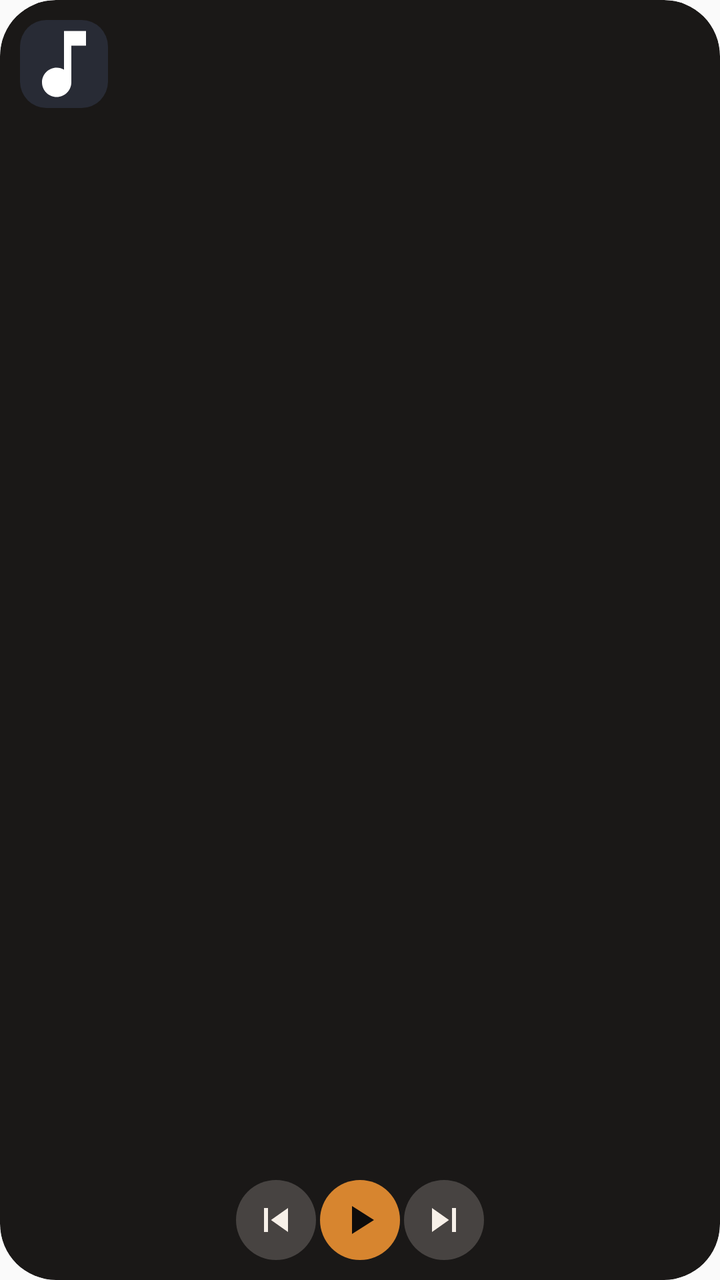
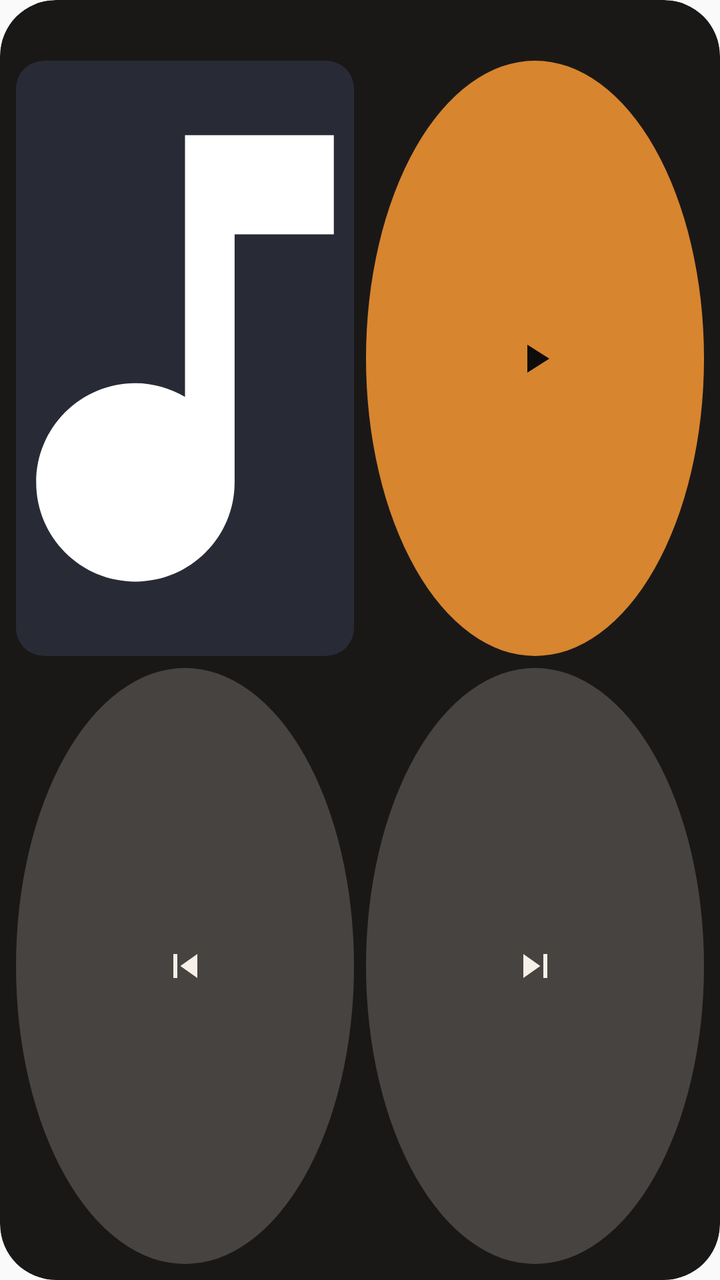

Before-and-after screenshots of an Android layout around one commit, followed by the original layout XML and the change that was made.
<!-- AndroidManifest.xml: application theme AppTheme -->
<!-- res/layout/widget_player_small.xml -->
<?xml version="1.0" encoding="utf-8"?>
<FrameLayout xmlns:android="http://schemas.android.com/apk/res/android"
    android:id="@+id/widget_root"
    android:layout_width="match_parent"
    android:layout_height="match_parent"
    android:background="@drawable/widget_bg"
    android:clipToOutline="true">

    <ImageView
        android:id="@+id/widget_background"
        android:layout_width="match_parent"
        android:layout_height="match_parent"
        android:contentDescription="@null"
        android:scaleType="fitXY" />

    <LinearLayout
        android:layout_width="match_parent"
        android:layout_height="match_parent"
        android:orientation="vertical"
        android:padding="10dp">

        <ImageView
            android:id="@+id/widget_art"
            android:layout_width="44dp"
            android:layout_height="44dp"
            android:contentDescription="@null"
            android:scaleType="centerCrop"
            android:src="@drawable/widget_art_placeholder" />

        <TextView
            android:id="@+id/widget_title"
            android:layout_width="match_parent"
            android:layout_height="wrap_content"
            android:layout_marginTop="4dp"
            android:ellipsize="end"
            android:maxLines="1"
            android:textColor="@color/widget_text"
            android:textSize="13sp"
            android:textStyle="bold" />

        <TextView
            android:id="@+id/widget_artist"
            android:layout_width="match_parent"
            android:layout_height="wrap_content"
            android:ellipsize="end"
            android:maxLines="1"
            android:textColor="@color/widget_text_secondary"
            android:textSize="11sp" />

        <FrameLayout
            android:layout_width="1dp"
            android:layout_height="0dp"
            android:layout_weight="1" />

        <LinearLayout
            android:layout_width="match_parent"
            android:layout_height="40dp"
            android:gravity="center"
            android:orientation="horizontal">

            <ImageButton
                android:id="@+id/widget_prev"
                android:layout_width="40dp"
                android:layout_height="40dp"
                android:background="@drawable/widget_button_bg"
                android:contentDescription="@string/widget_prev"
                android:scaleType="centerInside"
                android:src="@drawable/ic_skip_previous"
                android:tint="@color/widget_text" />

            <ImageButton
                android:id="@+id/widget_toggle"
                android:layout_width="40dp"
                android:layout_height="40dp"
                android:layout_marginStart="2dp"
                android:layout_marginEnd="2dp"
                android:background="@drawable/widget_play_bg"
                android:contentDescription="@string/widget_play"
                android:scaleType="centerInside"
                android:src="@drawable/ic_play"
                android:tint="@color/widget_on_accent" />

            <ImageButton
                android:id="@+id/widget_next"
                android:layout_width="40dp"
                android:layout_height="40dp"
                android:background="@drawable/widget_button_bg"
                android:contentDescription="@string/widget_next"
                android:scaleType="centerInside"
                android:src="@drawable/ic_skip_next"
                android:tint="@color/widget_text" />
        </LinearLayout>
    </LinearLayout>
</FrameLayout>
<!-- resources referenced by this layout -->
<resources>
  <color name="widget_on_accent">#0E0C0B</color>
  <color name="widget_text">#F7F0E8</color>
  <color name="widget_text_secondary">#B3F7F0E8</color>
  <!-- drawable ic_play (drawable) -->
  <?xml version="1.0" encoding="utf-8"?>
  <vector xmlns:android="http://schemas.android.com/apk/res/android"
      android:width="24dp" android:height="24dp" android:viewportWidth="24" android:viewportHeight="24">
      <path android:fillColor="#FFFFFFFF" android:pathData="M8,5v14l11,-7z" />
  </vector>
  <!-- drawable ic_skip_next (drawable) -->
  <?xml version="1.0" encoding="utf-8"?>
  <vector xmlns:android="http://schemas.android.com/apk/res/android"
      android:width="24dp" android:height="24dp" android:viewportWidth="24" android:viewportHeight="24">
      <path android:fillColor="#FFFFFFFF" android:pathData="M6,18l8.5,-6L6,6v12zM16,6v12h2V6h-2z" />
  </vector>
  <!-- drawable ic_skip_previous (drawable) -->
  <?xml version="1.0" encoding="utf-8"?>
  <vector xmlns:android="http://schemas.android.com/apk/res/android"
      android:width="24dp" android:height="24dp" android:viewportWidth="24" android:viewportHeight="24">
      <path android:fillColor="#FFFFFFFF" android:pathData="M6,6h2v12H6zM9.5,12l8.5,6V6z" />
  </vector>
  <!-- drawable widget_art_placeholder (drawable) -->
  <?xml version="1.0" encoding="utf-8"?>
  <layer-list xmlns:android="http://schemas.android.com/apk/res/android">
      <item>
          <shape android:shape="rectangle">
              <solid android:color="@color/widget_art_placeholder" />
              <corners android:radius="12dp" />
          </shape>
      </item>
      <item android:drawable="@drawable/ic_stat_music" android:gravity="center" android:width="40dp" android:height="40dp" />
  </layer-list>
  <!-- drawable widget_bg (drawable) -->
  <?xml version="1.0" encoding="utf-8"?>
  <shape xmlns:android="http://schemas.android.com/apk/res/android" android:shape="rectangle">
      <solid android:color="@color/widget_background" />
      <corners android:radius="@dimen/widget_corner_radius" />
  </shape>
  <!-- drawable widget_button_bg (drawable) -->
  <?xml version="1.0" encoding="utf-8"?>
  <shape xmlns:android="http://schemas.android.com/apk/res/android" android:shape="oval">
      <solid android:color="@color/widget_surface" />
  </shape>
  <!-- drawable widget_play_bg (drawable) -->
  <?xml version="1.0" encoding="utf-8"?>
  <shape xmlns:android="http://schemas.android.com/apk/res/android" android:shape="oval">
      <solid android:color="@color/widget_accent" />
  </shape>
  <string name="widget_next">下一首</string>
  <string name="widget_play">播放</string>
  <string name="widget_prev">上一首</string>
  <style name="AppTheme" parent="Theme.AppCompat.Light.DarkActionBar">
          
          <item name="colorPrimary">@color/colorPrimary</item>
          <item name="colorPrimaryDark">@color/colorPrimaryDark</item>
          <item name="colorAccent">@color/colorAccent</item>
      </style>
  <color name="widget_art_placeholder">#282B35</color>
  <!-- drawable ic_stat_music (drawable) -->
  <?xml version="1.0" encoding="utf-8"?>
  <vector xmlns:android="http://schemas.android.com/apk/res/android"
      android:width="24dp"
      android:height="24dp"
      android:viewportWidth="24"
      android:viewportHeight="24">
      <path
          android:fillColor="#FFFFFFFF"
          android:pathData="M12,3v10.55c-0.59,-0.34 -1.27,-0.55 -2,-0.55 -2.21,0 -4,1.79 -4,4s1.79,4 4,4 4,-1.79 4,-4V7h4V3h-6z" />
  </vector>
  <color name="widget_background">#F20E0C0B</color>
  <dimen name="widget_corner_radius">20dp</dimen>
  <color name="widget_surface">#33F7F0E8</color>
  <color name="widget_accent">#D7852F</color>
</resources>

<!-- the commit's change to res/layout/widget_player_small.xml (unified diff, before → after) -->
@@ -1,94 +1,26 @@
-<?xml version="1.0" encoding="utf-8"?>
-<FrameLayout xmlns:android="http://schemas.android.com/apk/res/android"
-    android:id="@+id/widget_root"
-    android:layout_width="match_parent"
-    android:layout_height="match_parent"
-    android:background="@drawable/widget_bg"
-    android:clipToOutline="true">
-
-    <ImageView
-        android:id="@+id/widget_background"
-        android:layout_width="match_parent"
-        android:layout_height="match_parent"
-        android:contentDescription="@null"
-        android:scaleType="fitXY" />
-
-    <LinearLayout
-        android:layout_width="match_parent"
-        android:layout_height="match_parent"
-        android:orientation="vertical"
-        android:padding="10dp">
-
-        <ImageView
-            android:id="@+id/widget_art"
-            android:layout_width="44dp"
-            android:layout_height="44dp"
-            android:contentDescription="@null"
-            android:scaleType="centerCrop"
-            android:src="@drawable/widget_art_placeholder" />
-
-        <TextView
-            android:id="@+id/widget_title"
-            android:layout_width="match_parent"
-            android:layout_height="wrap_content"
-            android:layout_marginTop="4dp"
-            android:ellipsize="end"
-            android:maxLines="1"
-            android:textColor="@color/widget_text"
-            android:textSize="13sp"
-            android:textStyle="bold" />
-
-        <TextView
-            android:id="@+id/widget_artist"
-            android:layout_width="match_parent"
-            android:layout_height="wrap_content"
-            android:ellipsize="end"
-            android:maxLines="1"
-            android:textColor="@color/widget_text_secondary"
-            android:textSize="11sp" />
-
-        <FrameLayout
-            android:layout_width="1dp"
-            android:layout_height="0dp"
-            android:layout_weight="1" />
-
-        <LinearLayout
-            android:layout_width="match_parent"
-            android:layout_height="40dp"
-            android:gravity="center"
-            android:orientation="horizontal">
-
-            <ImageButton
-                android:id="@+id/widget_prev"
-                android:layout_width="40dp"
-                android:layout_height="40dp"
-                android:background="@drawable/widget_button_bg"
-                android:contentDescription="@string/widget_prev"
-                android:scaleType="centerInside"
-                android:src="@drawable/ic_skip_previous"
-                android:tint="@color/widget_text" />
-
-            <ImageButton
-                android:id="@+id/widget_toggle"
-                android:layout_width="40dp"
-                android:layout_height="40dp"
-                android:layout_marginStart="2dp"
-                android:layout_marginEnd="2dp"
-                android:background="@drawable/widget_play_bg"
-                android:contentDescription="@string/widget_play"
-                android:scaleType="centerInside"
-                android:src="@drawable/ic_play"
-                android:tint="@color/widget_on_accent" />
-
-            <ImageButton
-                android:id="@+id/widget_next"
-                android:layout_width="40dp"
-                android:layout_height="40dp"
-                android:background="@drawable/widget_button_bg"
-                android:contentDescription="@string/widget_next"
-                android:scaleType="centerInside"
-                android:src="@drawable/ic_skip_next"
-                android:tint="@color/widget_text" />
+<?xml version='1.0' encoding='utf-8'?>
+<FrameLayout xmlns:android="http://schemas.android.com/apk/res/android" android:id="@+id/widget_root" android:layout_width="match_parent" android:layout_height="match_parent" android:background="@drawable/widget_bg" android:clipToOutline="true">
+    <ImageView android:id="@+id/widget_background" android:layout_width="match_parent" android:layout_height="match_parent" android:scaleType="fitXY" android:contentDescription="@null" />
+    <LinearLayout android:layout_width="match_parent" android:layout_height="match_parent" android:padding="8dp" android:orientation="vertical">
+        <TextView android:id="@+id/widget_title" android:layout_width="match_parent" android:layout_height="wrap_content" android:maxLines="1" android:ellipsize="end" android:textSize="12sp" android:textColor="@color/widget_text" android:layout_marginBottom="6dp" />
+        <LinearLayout android:layout_width="match_parent" android:layout_height="0dp" android:layout_weight="1" android:orientation="horizontal">
+            <FrameLayout android:layout_width="0dp" android:layout_height="match_parent" android:layout_weight="1" android:minWidth="48dp" android:minHeight="48dp" android:layout_marginEnd="6dp">
+                <ImageView android:id="@+id/widget_art" android:layout_width="match_parent" android:layout_height="match_parent" android:scaleType="centerCrop" android:background="@drawable/widget_tile_bg" android:clipToOutline="true" android:src="@drawable/widget_art_placeholder" android:contentDescription="@null" />
+            </FrameLayout>
+            <FrameLayout android:layout_width="0dp" android:layout_height="match_parent" android:layout_weight="1">
+                <ImageView android:id="@+id/widget_toggle_background" android:layout_width="match_parent" android:layout_height="match_parent" android:src="@drawable/widget_play_bg" android:scaleType="fitXY" android:contentDescription="@null" />
+                <ImageButton android:id="@+id/widget_toggle" android:layout_width="match_parent" android:layout_height="match_parent" android:minWidth="48dp" android:minHeight="48dp" android:background="@android:color/transparent" android:scaleType="centerInside" android:src="@drawable/ic_play" android:tint="@color/widget_on_accent" android:contentDescription="@string/widget_play" />
+            </FrameLayout>
+        </LinearLayout>
+        <LinearLayout android:layout_width="match_parent" android:layout_height="0dp" android:layout_weight="1" android:layout_marginTop="6dp" android:orientation="horizontal">
+            <FrameLayout android:layout_width="0dp" android:layout_height="match_parent" android:layout_weight="1" android:layout_marginEnd="6dp">
+                <ImageView android:id="@+id/widget_prev_background" android:layout_width="match_parent" android:layout_height="match_parent" android:src="@drawable/widget_button_bg" android:scaleType="fitXY" android:contentDescription="@null" />
+                <ImageButton android:id="@+id/widget_prev" android:layout_width="match_parent" android:layout_height="match_parent" android:minWidth="48dp" android:minHeight="48dp" android:background="@android:color/transparent" android:scaleType="centerInside" android:src="@drawable/ic_skip_previous" android:tint="@color/widget_text" android:contentDescription="@string/widget_prev" />
+            </FrameLayout>
+            <FrameLayout android:layout_width="0dp" android:layout_height="match_parent" android:layout_weight="1">
+                <ImageView android:id="@+id/widget_next_background" android:layout_width="match_parent" android:layout_height="match_parent" android:src="@drawable/widget_button_bg" android:scaleType="fitXY" android:contentDescription="@null" />
+                <ImageButton android:id="@+id/widget_next" android:layout_width="match_parent" android:layout_height="match_parent" android:minWidth="48dp" android:minHeight="48dp" android:background="@android:color/transparent" android:scaleType="centerInside" android:src="@drawable/ic_skip_next" android:tint="@color/widget_text" android:contentDescription="@string/widget_next" />
+            </FrameLayout>
         </LinearLayout>
     </LinearLayout>
 </FrameLayout>
<!-- resource entries referenced after the edit -->
@@ -2,7 +2,6 @@
 <resources>
   <color name="widget_on_accent">#0E0C0B</color>
   <color name="widget_text">#F7F0E8</color>
-  <color name="widget_text_secondary">#B3F7F0E8</color>
   <!-- drawable ic_play (drawable) -->
   <?xml version="1.0" encoding="utf-8"?>
   <vector xmlns:android="http://schemas.android.com/apk/res/android"
@@ -48,6 +47,8 @@
   <shape xmlns:android="http://schemas.android.com/apk/res/android" android:shape="oval">
       <solid android:color="@color/widget_accent" />
   </shape>
+  <!-- drawable widget_tile_bg (drawable) -->
+  <shape xmlns:android="http://schemas.android.com/apk/res/android"><solid android:color="@color/widget_art_placeholder"/><corners android:radius="14dp"/></shape>
   <string name="widget_next">下一首</string>
   <string name="widget_play">播放</string>
   <string name="widget_prev">上一首</string>
